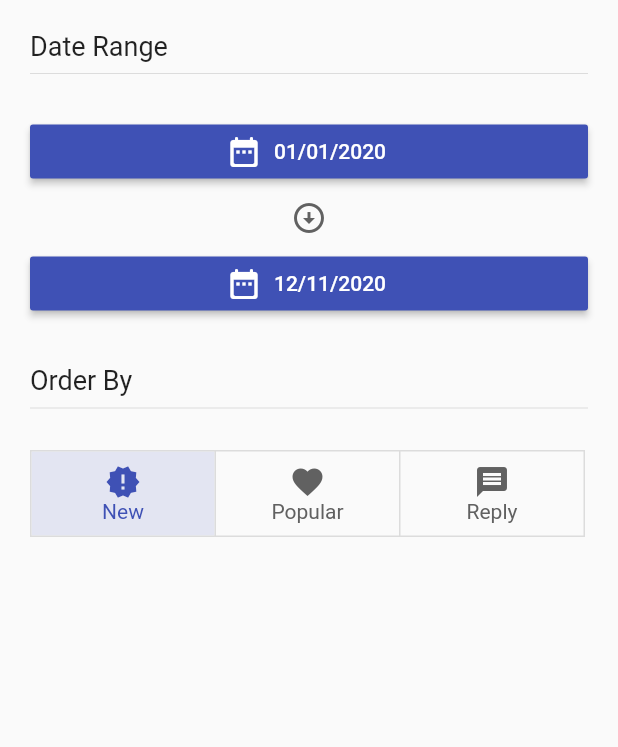
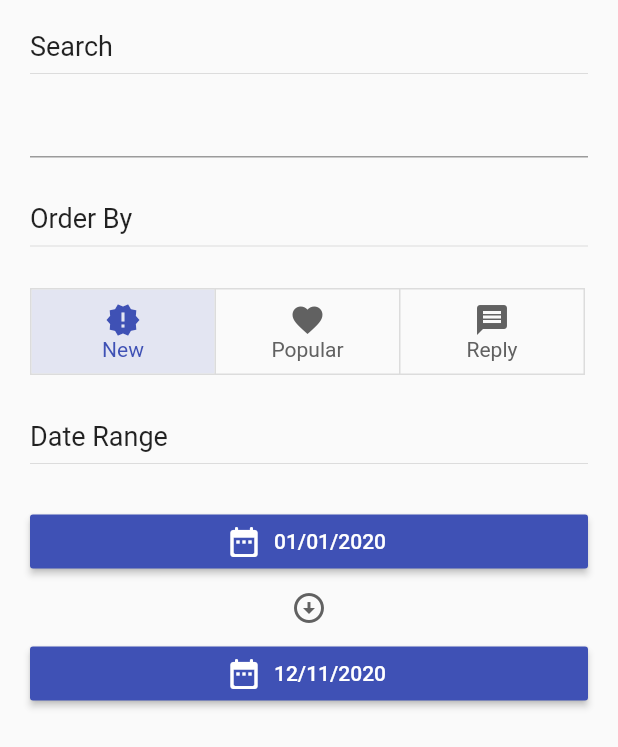
Before and after one commit to Descrout/flutter-blog, a Flutter app: the ListFilter widget shown alone on an empty page, opened directly, on a phone screen of 412 x 824 dp. Shown: the top 747 px of the screen. Run offline on Flutter 3.47's test engine with Material 2 defaults, Android fonts, the phone set to English and light mode, and no system bars; our stand-ins replace shared_preferences; accounts and stored records are empty; network calls fail.

Commit message:
implements searching

```diff
--- a/lib/providers/list_provider.dart
+++ b/lib/providers/list_provider.dart
@@ -11,6 +11,7 @@ class ListProvider<T> with ChangeNotifier {
   QueryParams _params = QueryParams();
   bool _dateFiltered = false;
   bool _orderFiltered = false;
+  bool _searchFiltered = false;
 
   ListProvider(this._endpoint, this._itemCapacity) {
     _add();
@@ -18,7 +19,9 @@ class ListProvider<T> with ChangeNotifier {
 
   bool get dateFiltered => _dateFiltered;
   bool get orderFiltered => _orderFiltered;
-  bool get filtered => _dateFiltered || _orderFiltered;
+  bool get searchFiltered => _searchFiltered;
+  bool get filtered => _dateFiltered || _orderFiltered || _searchFiltered;
+  String get search => _params.search;
   int get length => _items.length;
   int get listLength => _items.length + (this.hasMore ? 1 : 0);
   bool get hasMore => _lastCount == _itemCapacity;
@@ -26,6 +29,12 @@ class ListProvider<T> with ChangeNotifier {
   List<bool> get selectedOrder =>
       SortType.values.map((e) => _params.sort == e).toList();
   T at(int i) => _items[i];
+
+  clearSearchFilters() async {
+    _params.clearSearch();
+    _searchFiltered = false;
+    await refresh();
+  }
 
   clearDateFilters() async {
     _params.clearDates();
@@ -43,6 +52,14 @@ class ListProvider<T> with ChangeNotifier {
     _params.clearFilters();
     _dateFiltered = false;
     _orderFiltered = false;
+    _searchFiltered = false;
+    await refresh();
+  }
+
+  setSearch(String value) async {
+    if (_params.search == value && value == "") return;
+    _params.search = value;
+    _searchFiltered = true;
     await refresh();
   }
 
--- a/lib/utils/query_params.dart
+++ b/lib/utils/query_params.dart
@@ -11,7 +11,6 @@ class QueryParams {
   int get toUnix => to.toUtc().millisecondsSinceEpoch ~/ 1000;
 
   clearSearch() {
-    page = 1;
     search = "";
   }
 
@@ -28,6 +27,7 @@ class QueryParams {
     page = 1;
     clearOrder();
     clearDates();
+    clearSearch();
   }
 
   Map<String, String> getAll() {
--- a/lib/views/list_filter.dart
+++ b/lib/views/list_filter.dart
@@ -13,6 +13,11 @@ class ListFilter<T> extends StatelessWidget {
   @override
   Widget build(BuildContext context) {
     final list = context.watch<ListProvider<T>>();
+    final _search = TextFormField(
+      initialValue: list.search,
+      onFieldSubmitted: list.setSearch,
+    );
+
     return Container(
       child: Padding(
         padding: const EdgeInsets.all(20.0),
@@ -21,21 +26,20 @@ class ListFilter<T> extends StatelessWidget {
             Row(
               children: [
                 Text(
-                  "Date Range",
+                  "Search",
                   style: TextStyle(fontSize: 18),
                 ),
-                (list.dateFiltered
+                (list.searchFiltered
                     ? IconButton(
                         color: Colors.red,
                         icon: Icon(Icons.close),
-                        onPressed: list.clearDateFilters,
+                        onPressed: list.clearSearchFilters,
                       )
-                    : SizedBox.shrink()),
+                    : SizedBox.shrink())
               ],
             ),
             Divider(),
-            SizedBox(height: 20),
-            _customDatePicker(context, list),
+            _search,
             SizedBox(height: 30),
             Row(
               children: [
@@ -55,6 +59,25 @@ class ListFilter<T> extends StatelessWidget {
             Divider(),
             SizedBox(height: 20),
             _sortPicker(list),
+            SizedBox(height: 30),
+            Row(
+              children: [
+                Text(
+                  "Date Range",
+                  style: TextStyle(fontSize: 18),
+                ),
+                (list.dateFiltered
+                    ? IconButton(
+                        color: Colors.red,
+                        icon: Icon(Icons.close),
+                        onPressed: list.clearDateFilters,
+                      )
+                    : SizedBox.shrink()),
+              ],
+            ),
+            Divider(),
+            SizedBox(height: 20),
+            _customDatePicker(context, list),
           ],
         ),
       ),
```
Also changed, not shown: lib/views/list_page.dart (+16 -5 lines).
